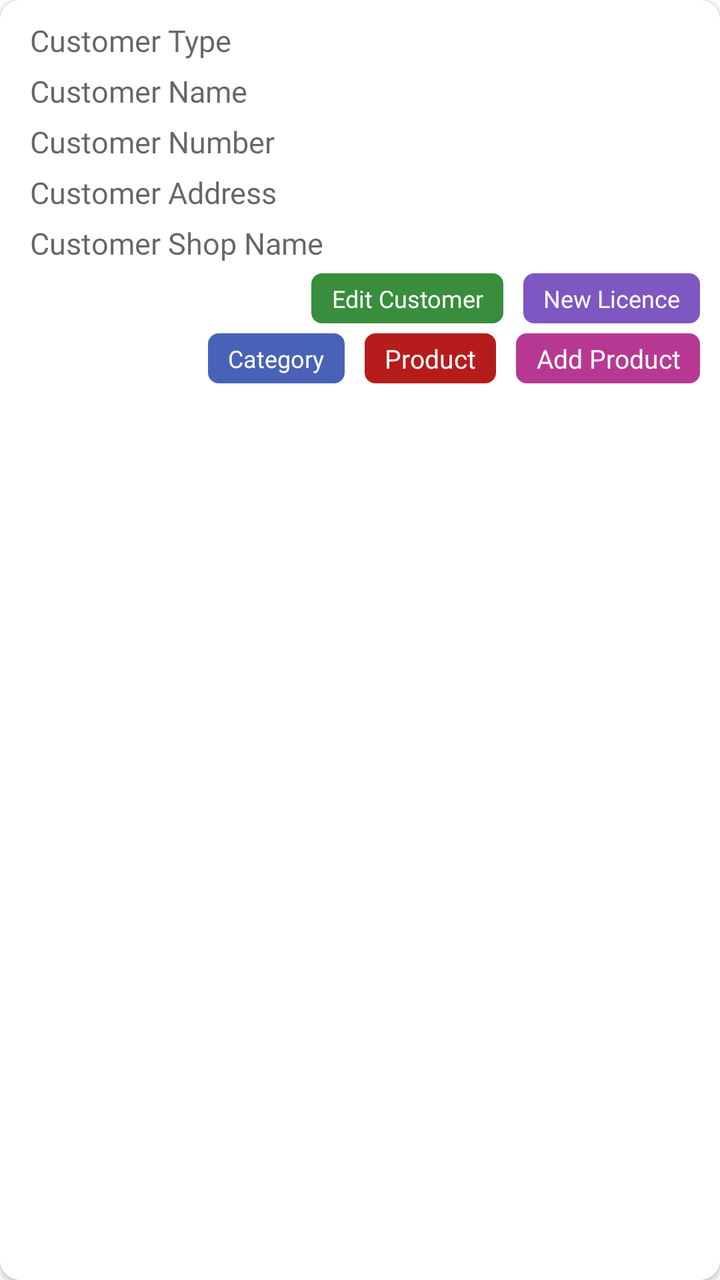
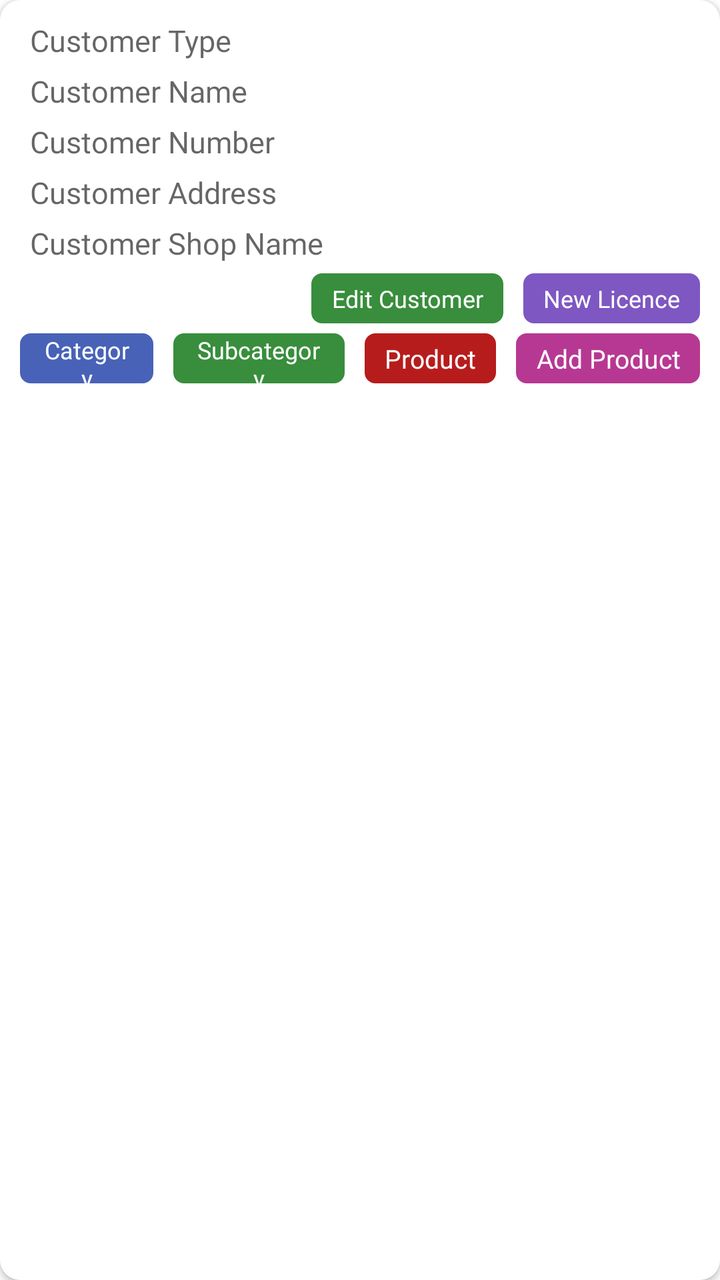

Compare the two renders of this Android layout. The source of the first and the diff that turns it into the second are given below.
<!-- AndroidManifest.xml: application theme AppTheme -->
<!-- res/layout/customer_list.xml -->
<?xml version="1.0" encoding="utf-8"?>
<androidx.cardview.widget.CardView xmlns:android="http://schemas.android.com/apk/res/android"
    xmlns:app="http://schemas.android.com/apk/res-auto"
    android:id="@+id/cardView"
    android:layout_width="match_parent"
    android:layout_height="wrap_content"
    android:layout_margin="10dp"
    android:elevation="7dp"
    app:cardCornerRadius="10dp"
    app:cardMaxElevation="7dp">

    <LinearLayout
        android:layout_width="match_parent"
        android:layout_height="wrap_content"
        android:orientation="vertical"
        android:padding="5dp">

        <TextView
            android:id="@+id/customerType"
            android:layout_width="wrap_content"
            android:layout_height="wrap_content"
            android:layout_gravity="center|start"
            android:layout_marginTop="5dp"
            android:fontFamily="@font/poppinsregular"
            android:gravity="center|start"
            android:hint="Customer Type"
            android:paddingStart="10dp"
            android:paddingEnd="10dp"
            android:textColor="@color/black"
            android:textSize="15sp" />

        <TextView
            android:id="@+id/customerName"
            android:layout_width="wrap_content"
            android:layout_height="wrap_content"
            android:layout_gravity="center|start"
            android:layout_marginTop="5dp"
            android:fontFamily="@font/poppinsregular"
            android:gravity="center|start"
            android:hint="Customer Name"
            android:paddingStart="10dp"
            android:paddingEnd="10dp"
            android:textColor="@color/black"
            android:textSize="15sp" />

        <TextView
            android:id="@+id/customerNumber"
            android:layout_width="wrap_content"
            android:layout_height="wrap_content"
            android:layout_gravity="center|start"
            android:layout_marginTop="5dp"
            android:autoLink="phone"
            android:fontFamily="@font/poppinsregular"
            android:gravity="center|start"
            android:hint="Customer Number"
            android:paddingStart="10dp"
            android:paddingEnd="10dp"
            android:textColor="@color/black"
            android:textSize="15sp" />

        <TextView
            android:id="@+id/customerAddress"
            android:layout_width="wrap_content"
            android:layout_height="wrap_content"
            android:layout_gravity="center|start"
            android:layout_marginTop="5dp"
            android:autoLink="map"
            android:fontFamily="@font/poppinsregular"
            android:gravity="center|start"
            android:hint="Customer Address"
            android:paddingStart="10dp"
            android:paddingEnd="10dp"
            android:textColor="@color/black"
            android:textSize="15sp" />

        <TextView
            android:id="@+id/customerShopName"
            android:layout_width="wrap_content"
            android:layout_height="wrap_content"
            android:layout_gravity="center|start"
            android:layout_marginTop="5dp"
            android:fontFamily="@font/poppinsregular"
            android:gravity="center|start"
            android:hint="Customer Shop Name"
            android:paddingStart="10dp"
            android:paddingEnd="10dp"
            android:textColor="@color/black"
            android:textSize="15sp" />

        <LinearLayout
            android:layout_width="wrap_content"
            android:layout_height="wrap_content"
            android:layout_gravity="center|end"
            android:layout_marginTop="5dp"
            android:layout_marginBottom="5dp"
            android:gravity="center"
            android:orientation="horizontal">

            <TextView
                android:id="@+id/editCustomer"
                android:layout_width="wrap_content"
                android:layout_height="25dp"
                android:layout_gravity="center"
                android:layout_marginStart="5dp"
                android:layout_marginEnd="5dp"
                android:layout_weight="1"
                android:background="@drawable/button_rounded_border"
                android:backgroundTint="@color/green_700"
                android:fontFamily="@font/poppinsregular"
                android:gravity="center"
                android:paddingStart="10dp"
                android:paddingEnd="10dp"
                android:text="Edit Customer"
                android:textColor="@color/white"
                android:textSize="12sp" />

            <TextView
                android:id="@+id/newLicenceRegistration"
                android:layout_width="wrap_content"
                android:layout_height="25dp"
                android:layout_gravity="center"
                android:layout_marginStart="5dp"
                android:layout_marginEnd="5dp"
                android:layout_weight="1"
                android:background="@drawable/button_rounded_border"
                android:backgroundTint="@color/deep_purple_400"
                android:fontFamily="@font/poppinsregular"
                android:gravity="center"
                android:paddingStart="10dp"
                android:paddingEnd="10dp"
                android:text="New Licence"
                android:textColor="@color/white"
                android:textSize="12sp" />

        </LinearLayout>

        <LinearLayout
            android:layout_width="wrap_content"
            android:layout_height="wrap_content"
            android:layout_gravity="center|end"
            android:layout_weight="1"
            android:gravity="center"
            android:orientation="horizontal">

            <TextView
                android:id="@+id/category"
                android:layout_width="wrap_content"
                android:layout_height="25dp"
                android:layout_gravity="center"
                android:layout_marginStart="5dp"
                android:layout_marginEnd="5dp"
                android:layout_weight="1"
                android:background="@drawable/button_rounded_border"
                android:backgroundTint="@color/colorPrimary"
                android:fontFamily="@font/poppinsregular"
                android:gravity="center"
                android:paddingStart="10dp"
                android:paddingEnd="10dp"
                android:text="@string/category"
                android:textColor="@color/white"
                android:textSize="12sp" />

            <TextView
                android:id="@+id/product"
                android:layout_width="wrap_content"
                android:layout_height="25dp"
                android:layout_gravity="center"
                android:layout_marginStart="5dp"
                android:layout_marginEnd="5dp"
                android:background="@drawable/button_rounded_border"
                android:backgroundTint="@color/red_900"
                android:fontFamily="@font/poppinsregular"
                android:gravity="center"
                android:paddingStart="10dp"
                android:paddingEnd="10dp"
                android:text="@string/product"
                android:textColor="@color/white"
                android:textSize="13sp" />

            <TextView
                android:id="@+id/addProduct"
                android:layout_width="wrap_content"
                android:layout_height="25dp"
                android:layout_gravity="center|end"
                android:layout_marginStart="5dp"
                android:layout_marginEnd="5dp"
                android:background="@drawable/button_rounded_border"
                android:backgroundTint="@color/colorItem1Tint"
                android:fontFamily="@font/poppinsregular"
                android:gravity="center"
                android:paddingStart="10dp"
                android:paddingEnd="10dp"
                android:text="Add Product"
                android:textColor="@color/white"
                android:textSize="13sp" />

        </LinearLayout>

    </LinearLayout>

</androidx.cardview.widget.CardView>
<!-- resources referenced by this layout -->
<resources>
  <color name="black">#000</color>
  <color name="colorItem1Tint">#B73892</color>
  <color name="colorPrimary">#4862b7</color>
  <color name="deep_purple_400">#7E57C2</color>
  <color name="green_700">#388E3C</color>
  <color name="red_900">#B71C1C</color>
  <color name="white">#fff</color>
  <!-- drawable button_rounded_border (drawable) -->
  <?xml version="1.0" encoding="utf-8"?>
  <shape xmlns:android="http://schemas.android.com/apk/res/android">
      <stroke
          android:width="0.7dp"
          android:color="@color/light_black" />
      <corners android:radius="5dp" />
  </shape>
  <string name="category">Category</string>
  <string name="product">Product</string>
  <style name="AppTheme" parent="Theme.MaterialComponents.DayNight.NoActionBar">
          
          <item name="colorPrimary">@color/colorPrimary</item>
          <item name="colorPrimaryDark">@color/colorPrimary</item>
          <item name="colorAccent">@color/colorAccent</item>
          <item name="android:windowIsTranslucent">true</item>
          <item name="windowNoTitle">true</item>
          <item name="windowActionBar">false</item>
  
      </style>
  <color name="light_black">#4a4a4a</color>
  <color name="colorAccent">#000</color>
</resources>

<!-- the commit's change to res/layout/customer_list.xml (unified diff, before → after) -->
@@ -161,6 +161,24 @@
                 android:textSize="12sp" />
 
             <TextView
+                android:id="@+id/subcategory"
+                android:layout_width="wrap_content"
+                android:layout_height="25dp"
+                android:layout_gravity="center"
+                android:layout_marginStart="5dp"
+                android:layout_marginEnd="5dp"
+                android:layout_weight="1"
+                android:background="@drawable/button_rounded_border"
+                android:backgroundTint="@color/green_700"
+                android:fontFamily="@font/poppinsregular"
+                android:gravity="center"
+                android:paddingStart="10dp"
+                android:paddingEnd="10dp"
+                android:text="@string/subcategory"
+                android:textColor="@color/white"
+                android:textSize="12sp" />
+
+            <TextView
                 android:id="@+id/product"
                 android:layout_width="wrap_content"
                 android:layout_height="25dp"
<!-- resource entries referenced after the edit -->
@@ -17,6 +17,7 @@
   </shape>
   <string name="category">Category</string>
   <string name="product">Product</string>
+  <string name="subcategory">Subcategory</string>
   <style name="AppTheme" parent="Theme.MaterialComponents.DayNight.NoActionBar">
           
           <item name="colorPrimary">@color/colorPrimary</item>
